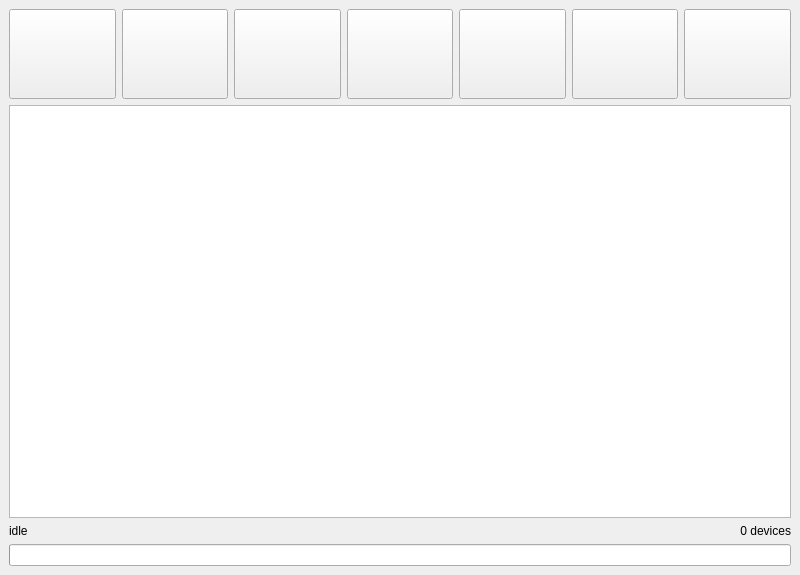
elmoiv/elmocut, file exe/ui_main.ui: the form before one commit.
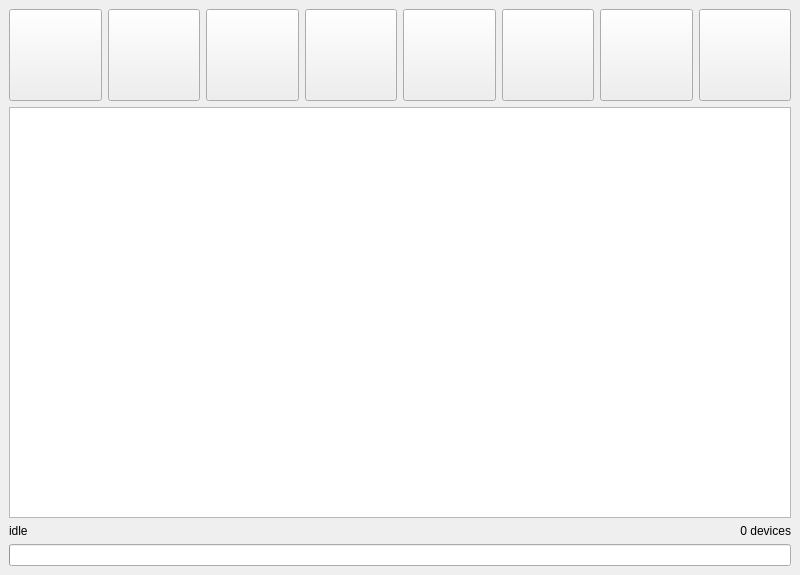
The form after the commit.

The edit to the form file:
```diff
--- a/exe/ui_main.ui
+++ b/exe/ui_main.ui
@@ -37,7 +37,7 @@
    </property>
    <layout class="QHBoxLayout" name="horizontalLayout">
     <item>
-     <layout class="QGridLayout" name="gridLayout" columnstretch="0,0,0,0,0,0,0,0">
+     <layout class="QGridLayout" name="gridLayout" columnstretch="0,0,0,0,0,0,0,0,0">
       <property name="sizeConstraint">
        <enum>QLayout::SetNoConstraint</enum>
       </property>
@@ -74,122 +74,6 @@
         </property>
        </widget>
       </item>
-      <item row="3" column="6" colspan="2">
-       <widget class="QLabel" name="lblright">
-        <property name="sizePolicy">
-         <sizepolicy hsizetype="Minimum" vsizetype="Minimum">
-          <horstretch>0</horstretch>
-          <verstretch>0</verstretch>
-         </sizepolicy>
-        </property>
-        <property name="font">
-         <font>
-          <pointsize>9</pointsize>
-         </font>
-        </property>
-        <property name="layoutDirection">
-         <enum>Qt::LeftToRight</enum>
-        </property>
-        <property name="text">
-         <string>0 devices</string>
-        </property>
-        <property name="alignment">
-         <set>Qt::AlignRight|Qt::AlignTrailing|Qt::AlignVCenter</set>
-        </property>
-       </widget>
-      </item>
-      <item row="0" column="7" rowspan="2">
-       <widget class="QPushButton" name="btnSettings">
-        <property name="sizePolicy">
-         <sizepolicy hsizetype="Minimum" vsizetype="Minimum">
-          <horstretch>0</horstretch>
-          <verstretch>0</verstretch>
-         </sizepolicy>
-        </property>
-        <property name="text">
-         <string/>
-        </property>
-        <property name="iconSize">
-         <size>
-          <width>60</width>
-          <height>60</height>
-         </size>
-        </property>
-       </widget>
-      </item>
-      <item row="0" column="4" rowspan="2">
-       <widget class="QPushButton" name="btnUnkill">
-        <property name="sizePolicy">
-         <sizepolicy hsizetype="Preferred" vsizetype="Preferred">
-          <horstretch>0</horstretch>
-          <verstretch>0</verstretch>
-         </sizepolicy>
-        </property>
-        <property name="minimumSize">
-         <size>
-          <width>0</width>
-          <height>70</height>
-         </size>
-        </property>
-        <property name="font">
-         <font>
-          <pointsize>18</pointsize>
-         </font>
-        </property>
-        <property name="text">
-         <string/>
-        </property>
-        <property name="iconSize">
-         <size>
-          <width>60</width>
-          <height>60</height>
-         </size>
-        </property>
-       </widget>
-      </item>
-      <item row="4" column="1" colspan="7">
-       <widget class="QProgressBar" name="pgbar">
-        <property name="value">
-         <number>0</number>
-        </property>
-        <property name="textVisible">
-         <bool>false</bool>
-        </property>
-       </widget>
-      </item>
-      <item row="0" column="1" rowspan="2">
-       <widget class="QPushButton" name="btnScanEasy">
-        <property name="sizePolicy">
-         <sizepolicy hsizetype="Minimum" vsizetype="Minimum">
-          <horstretch>0</horstretch>
-          <verstretch>0</verstretch>
-         </sizepolicy>
-        </property>
-        <property name="minimumSize">
-         <size>
-          <width>0</width>
-          <height>70</height>
-         </size>
-        </property>
-        <property name="font">
-         <font>
-          <pointsize>18</pointsize>
-         </font>
-        </property>
-        <property name="text">
-         <string/>
-        </property>
-        <property name="iconSize">
-         <size>
-          <width>60</width>
-          <height>60</height>
-         </size>
-        </property>
-        <property name="shortcut">
-         <string>Space</string>
-        </property>
-       </widget>
-      </item>
       <item row="0" column="3" rowspan="2">
        <widget class="QPushButton" name="btnKill">
         <property name="sizePolicy">
@@ -234,18 +118,22 @@
         </property>
        </widget>
       </item>
-      <item row="3" column="3" colspan="3">
-       <widget class="QLabel" name="lblcenter">
-        <property name="font">
-         <font>
-          <pointsize>9</pointsize>
-         </font>
+      <item row="0" column="7" rowspan="2">
+       <widget class="QPushButton" name="btnSettings">
+        <property name="sizePolicy">
+         <sizepolicy hsizetype="Minimum" vsizetype="Minimum">
+          <horstretch>0</horstretch>
+          <verstretch>0</verstretch>
+         </sizepolicy>
         </property>
         <property name="text">
          <string/>
         </property>
-        <property name="alignment">
-         <set>Qt::AlignCenter</set>
+        <property name="iconSize">
+         <size>
+          <width>60</width>
+          <height>60</height>
+         </size>
         </property>
        </widget>
       </item>
@@ -260,7 +148,37 @@
         <property name="minimumSize">
          <size>
           <width>0</width>
-          <height>90</height>
+          <height>92</height>
+         </size>
+        </property>
+        <property name="font">
+         <font>
+          <pointsize>18</pointsize>
+         </font>
+        </property>
+        <property name="text">
+         <string/>
+        </property>
+        <property name="iconSize">
+         <size>
+          <width>60</width>
+          <height>60</height>
+         </size>
+        </property>
+       </widget>
+      </item>
+      <item row="0" column="4" rowspan="2">
+       <widget class="QPushButton" name="btnUnkill">
+        <property name="sizePolicy">
+         <sizepolicy hsizetype="Preferred" vsizetype="Preferred">
+          <horstretch>0</horstretch>
+          <verstretch>0</verstretch>
+         </sizepolicy>
+        </property>
+        <property name="minimumSize">
+         <size>
+          <width>0</width>
+          <height>70</height>
          </size>
         </property>
         <property name="font">
@@ -298,7 +216,40 @@
         </property>
        </widget>
       </item>
-      <item row="2" column="1" colspan="7">
+      <item row="0" column="1" rowspan="2">
+       <widget class="QPushButton" name="btnScanEasy">
+        <property name="sizePolicy">
+         <sizepolicy hsizetype="Minimum" vsizetype="Minimum">
+          <horstretch>0</horstretch>
+          <verstretch>0</verstretch>
+         </sizepolicy>
+        </property>
+        <property name="minimumSize">
+         <size>
+          <width>0</width>
+          <height>70</height>
+         </size>
+        </property>
+        <property name="font">
+         <font>
+          <pointsize>18</pointsize>
+         </font>
+        </property>
+        <property name="text">
+         <string/>
+        </property>
+        <property name="iconSize">
+         <size>
+          <width>60</width>
+          <height>60</height>
+         </size>
+        </property>
+        <property name="shortcut">
+         <string>Space</string>
+        </property>
+       </widget>
+      </item>
+      <item row="2" column="1" colspan="8">
        <widget class="QTableWidget" name="tableScan">
         <property name="sizePolicy">
          <sizepolicy hsizetype="Preferred" vsizetype="Expanding">
@@ -367,7 +318,56 @@
         </attribute>
        </widget>
       </item>
-      <item row="3" column="1" colspan="2">
+      <item row="4" column="1" colspan="8">
+       <widget class="QProgressBar" name="pgbar">
+        <property name="value">
+         <number>0</number>
+        </property>
+        <property name="textVisible">
+         <bool>false</bool>
+        </property>
+       </widget>
+      </item>
+      <item row="3" column="6" colspan="3">
+       <widget class="QLabel" name="lblright">
+        <property name="sizePolicy">
+         <sizepolicy hsizetype="Minimum" vsizetype="Minimum">
+          <horstretch>0</horstretch>
+          <verstretch>0</verstretch>
+         </sizepolicy>
+        </property>
+        <property name="font">
+         <font>
+          <pointsize>9</pointsize>
+         </font>
+        </property>
+        <property name="layoutDirection">
+         <enum>Qt::LeftToRight</enum>
+        </property>
+        <property name="text">
+         <string>0 devices</string>
+        </property>
+        <property name="alignment">
+         <set>Qt::AlignRight|Qt::AlignTrailing|Qt::AlignVCenter</set>
+        </property>
+       </widget>
+      </item>
+      <item row="3" column="4" colspan="2">
+       <widget class="QLabel" name="lblcenter">
+        <property name="font">
+         <font>
+          <pointsize>9</pointsize>
+         </font>
+        </property>
+        <property name="text">
+         <string/>
+        </property>
+        <property name="alignment">
+         <set>Qt::AlignCenter</set>
+        </property>
+       </widget>
+      </item>
+      <item row="3" column="1" colspan="3">
        <widget class="QLabel" name="lblleft">
         <property name="sizePolicy">
          <sizepolicy hsizetype="Minimum" vsizetype="Minimum">
@@ -385,6 +385,25 @@
         </property>
        </widget>
       </item>
+      <item row="0" column="8" rowspan="2">
+       <widget class="QPushButton" name="btnAbout">
+        <property name="sizePolicy">
+         <sizepolicy hsizetype="Minimum" vsizetype="Minimum">
+          <horstretch>0</horstretch>
+          <verstretch>0</verstretch>
+         </sizepolicy>
+        </property>
+        <property name="text">
+         <string/>
+        </property>
+        <property name="iconSize">
+         <size>
+          <width>60</width>
+          <height>60</height>
+         </size>
+        </property>
+       </widget>
+      </item>
      </layout>
     </item>
    </layout>
```
